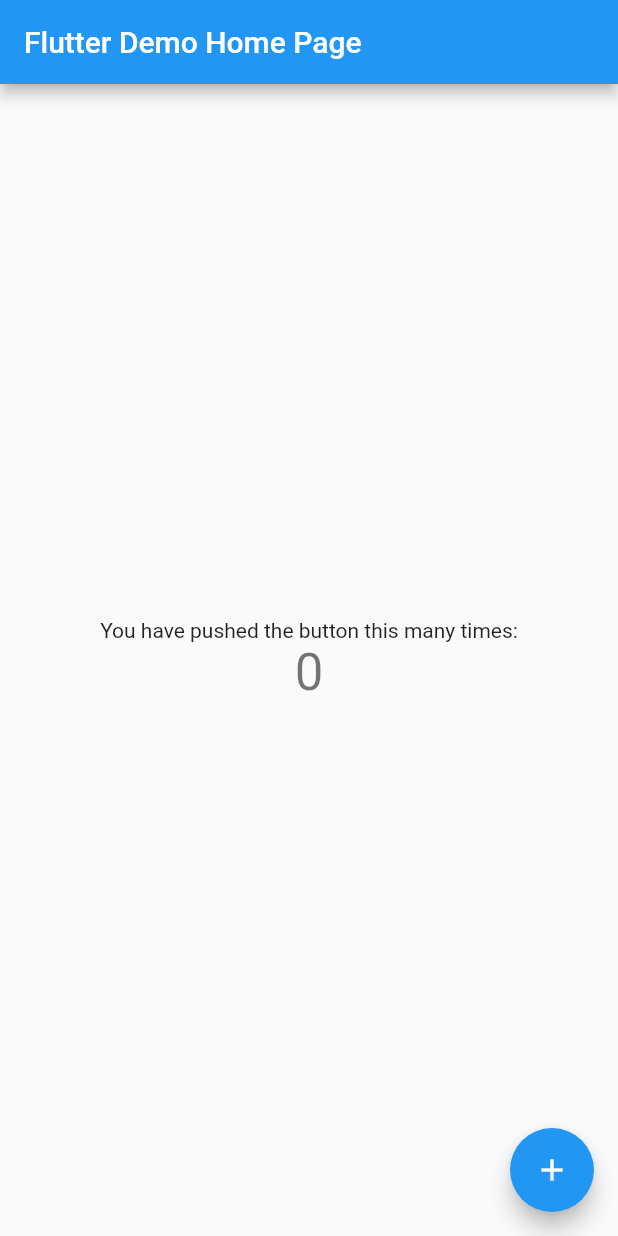
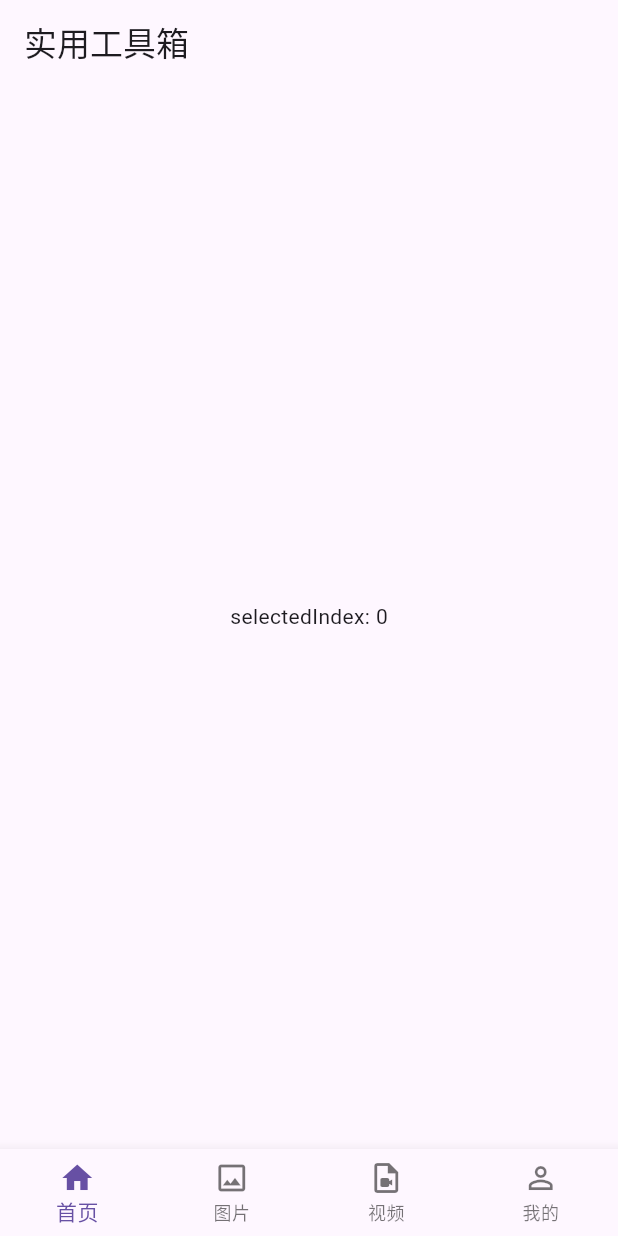
Before and after one commit to Samoy/toolbox, a Flutter app: the screen it shows after launch, on a phone screen of 412 x 824 dp. Run offline on Flutter 3.47's test engine with Material 2 defaults, Android fonts, the phone set to English and light mode, and no system bars.

Commit message:
主体框架构建

```diff
--- a/lib/main.dart
+++ b/lib/main.dart
@@ -1,115 +1,27 @@
 import 'package:flutter/material.dart';
+import 'package:toolbox/pages/index.dart';
 
 void main() {
   runApp(const MyApp());
 }
 
 class MyApp extends StatelessWidget {
+  final String _title = "实用工具箱";
+
   const MyApp({Key? key}) : super(key: key);
 
   // This widget is the root of your application.
   @override
   Widget build(BuildContext context) {
     return MaterialApp(
-      title: 'Flutter Demo',
+      title: _title,
       theme: ThemeData(
-        // This is the theme of your application.
-        //
-        // Try running your application with "flutter run". You'll see the
-        // application has a blue toolbar. Then, without quitting the app, try
-        // changing the primarySwatch below to Colors.green and then invoke
-        // "hot reload" (press "r" in the console where you ran "flutter run",
-        // or simply save your changes to "hot reload" in a Flutter IDE).
-        // Notice that the counter didn't reset back to zero; the application
-        // is not restarted.
-        primarySwatch: Colors.blue,
+        useMaterial3: true,
+        primarySwatch: Colors.orange,
       ),
-      home: const MyHomePage(title: 'Flutter Demo Home Page'),
+      home: IndexPage(
+        title: _title,
+      ),
     );
   }
 }
-
-class MyHomePage extends StatefulWidget {
-  const MyHomePage({Key? key, required this.title}) : super(key: key);
-
-  // This widget is the home page of your application. It is stateful, meaning
-  // that it has a State object (defined below) that contains fields that affect
-  // how it looks.
-
-  // This class is the configuration for the state. It holds the values (in this
-  // case the title) provided by the parent (in this case the App widget) and
-  // used by the build method of the State. Fields in a Widget subclass are
-  // always marked "final".
-
-  final String title;
-
-  @override
-  State<MyHomePage> createState() => _MyHomePageState();
-}
-
-class _MyHomePageState extends State<MyHomePage> {
-  int _counter = 0;
-
-  void _incrementCounter() {
-    setState(() {
-      // This call to setState tells the Flutter framework that something has
-      // changed in this State, which causes it to rerun the build method below
-      // so that the display can reflect the updated values. If we changed
-      // _counter without calling setState(), then the build method would not be
-      // called again, and so nothing would appear to happen.
-      _counter++;
-    });
-  }
-
-  @override
-  Widget build(BuildContext context) {
-    // This method is rerun every time setState is called, for instance as done
-    // by the _incrementCounter method above.
-    //
-    // The Flutter framework has been optimized to make rerunning build methods
-    // fast, so that you can just rebuild anything that needs updating rather
-    // than having to individually change instances of widgets.
-    return Scaffold(
-      appBar: AppBar(
-        // Here we take the value from the MyHomePage object that was created by
-        // the App.build method, and use it to set our appbar title.
-        title: Text(widget.title),
-      ),
-      body: Center(
-        // Center is a layout widget. It takes a single child and positions it
-        // in the middle of the parent.
-        child: Column(
-          // Column is also a layout widget. It takes a list of children and
-          // arranges them vertically. By default, it sizes itself to fit its
-          // children horizontally, and tries to be as tall as its parent.
-          //
-          // Invoke "debug painting" (press "p" in the console, choose the
-          // "Toggle Debug Paint" action from the Flutter Inspector in Android
-          // Studio, or the "Toggle Debug Paint" command in Visual Studio Code)
-          // to see the wireframe for each widget.
-          //
-          // Column has various properties to control how it sizes itself and
-          // how it positions its children. Here we use mainAxisAlignment to
-          // center the children vertically; the main axis here is the vertical
-          // axis because Columns are vertical (the cross axis would be
-          // horizontal).
-          mainAxisAlignment: MainAxisAlignment.center,
-          children: <Widget>[
-            const Text(
-              'You have pushed the button this many times:',
-            ),
-            Text(
-              '$_counter',
-              style: Theme.of(context).textTheme.headline4,
-            ),
-          ],
-        ),
-      ),
-      floatingActionButton: FloatingActionButton(
-        onPressed: _incrementCounter,
-        tooltip: 'Increment',
-        child: const Icon(Icons.add),
-      ), // This trailing comma makes auto-formatting nicer for build methods.
-    );
-  }
-}
--- /dev/null
+++ b/lib/pages/index.dart
@@ -0,0 +1,98 @@
+import 'package:flutter/material.dart';
+
+class IndexPage extends StatefulWidget {
+  final String title;
+
+  const IndexPage({Key? key, required, required this.title}) : super(key: key);
+
+  @override
+  State<IndexPage> createState() => _IndexState();
+}
+
+class _IndexState extends State<IndexPage> {
+  int _selectedIndex = 0;
+  final List<_MenuModel> _menuList = [
+    const _MenuModel(
+        icon: Icon(Icons.home_outlined),
+        selectedIcon: Icon(Icons.home),
+        title: "首页"),
+    const _MenuModel(
+      icon: Icon(Icons.image_outlined),
+      selectedIcon: Icon(Icons.image),
+      title: "图片",
+    ),
+    const _MenuModel(
+      icon: Icon(Icons.video_file_outlined),
+      selectedIcon: Icon(Icons.video_file),
+      title: "视频",
+    ),
+    const _MenuModel(
+        icon: Icon(Icons.person_outline),
+        selectedIcon: Icon(Icons.person),
+        title: "我的")
+  ];
+
+  @override
+  Widget build(BuildContext context) {
+    return OrientationBuilder(
+        builder: (BuildContext context, Orientation orientation) {
+      if (orientation == Orientation.portrait) {
+        return Scaffold(
+            appBar: AppBar(
+              title: Text(widget.title),
+            ),
+            body: Center(
+              child: Text('selectedIndex: $_selectedIndex'),
+            ),
+            bottomNavigationBar: BottomNavigationBar(
+              items: _menuList
+                  .map((e) => BottomNavigationBarItem(
+                      icon: e.icon, activeIcon: e.selectedIcon, label: e.title))
+                  .toList(),
+              currentIndex: _selectedIndex,
+              type: BottomNavigationBarType.fixed,
+              onTap: (index) {
+                setState(() {
+                  _selectedIndex = index;
+                });
+              },
+            ));
+      }
+      return Scaffold(
+        body: Row(
+          children: <Widget>[
+            NavigationRail(
+              selectedIndex: _selectedIndex,
+              onDestinationSelected: (int index) {
+                setState(() {
+                  _selectedIndex = index;
+                });
+              },
+              labelType: NavigationRailLabelType.all,
+              destinations: _menuList
+                  .map((e) => NavigationRailDestination(
+                      icon: e.icon,
+                      selectedIcon: e.selectedIcon,
+                      label: Text(e.title)))
+                  .toList(),
+            ),
+            const VerticalDivider(thickness: 1, width: 1),
+            Expanded(
+              child: Center(
+                child: Text('selectedIndex: $_selectedIndex'),
+              ),
+            )
+          ],
+        ),
+      );
+    });
+  }
+}
+
+class _MenuModel {
+  const _MenuModel(
+      {required this.icon, this.selectedIcon, required this.title});
+  final Icon icon;
+  final Icon? selectedIcon;
+  final String title;
+}
```
